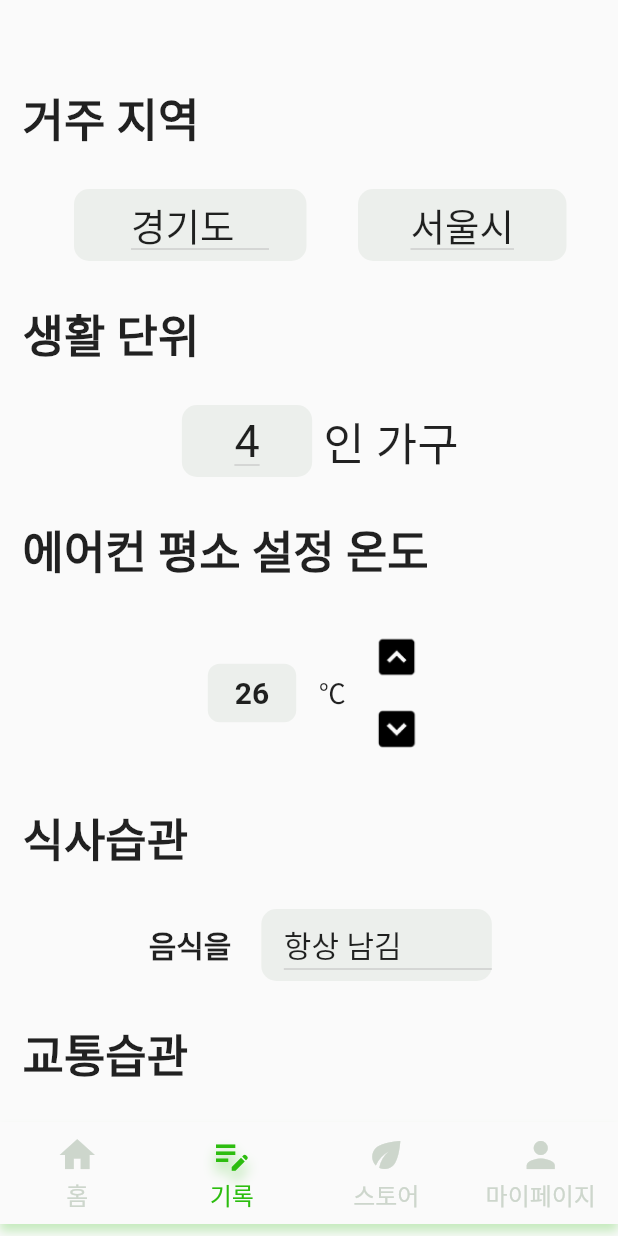
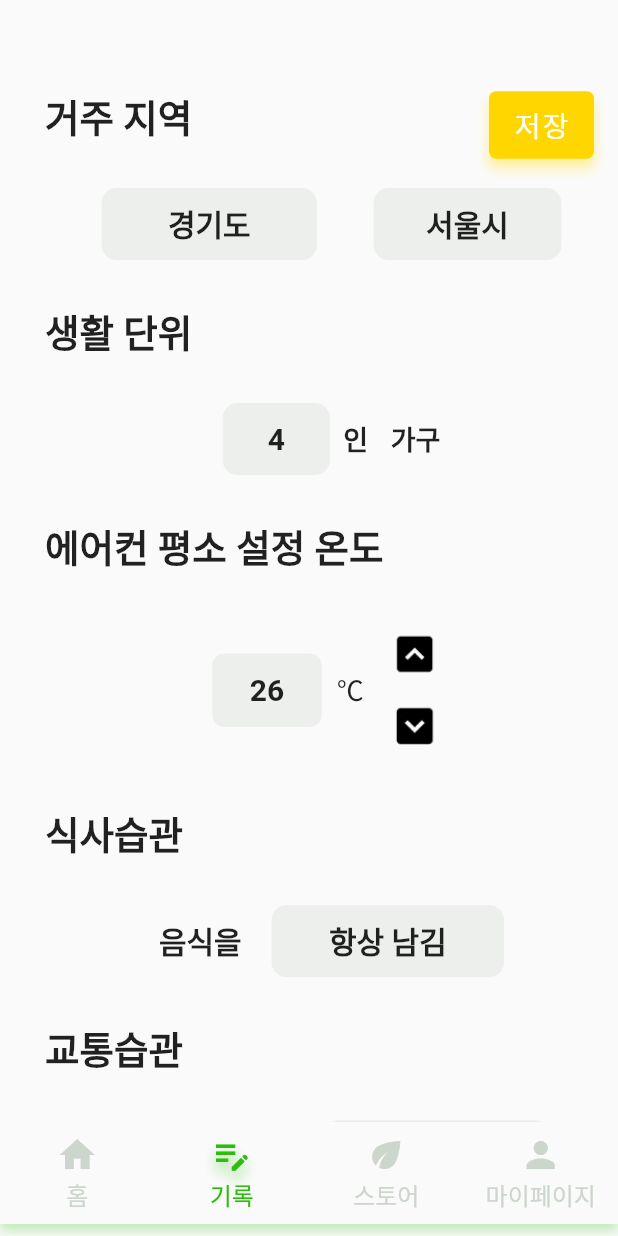
Before and after one commit to 21yuyu99/EcoTech-frontend, a Flutter app: the Settings screen opened directly, on a phone screen of 412 x 824 dp. Run offline on Flutter 3.47's test engine with Material 2 defaults, Android fonts, the phone set to English and light mode, and no system bars; our stand-ins replace firebase_auth, firebase_core, flutter_dotenv, google_sign_in; missing offline and left inert: kakao_flutter_sdk, kakao_flutter_sdk_common; accounts and stored records are empty; Roboto replaces fonts that are missing (MainFont, gaegu).

Commit message:
설정 - 디테일

```diff
--- a/lib/screen/mypage/setting.dart
+++ b/lib/screen/mypage/setting.dart
@@ -1,4 +1,5 @@
 import 'package:flutter/material.dart';
+import '../../utils/colors.dart';
 import '../../widget/bottom_bar.dart';
 
 class Settings extends StatefulWidget {
@@ -16,31 +17,55 @@ class _SettingsState extends State<Settings> {
   var _SelectedCityValue = '서울시';
   final _NumberList = ['1', '2', '3', '4', '5', '6'];
   var _SelectedNumberValue = '4';
-  final _EatingHabitList = ['항상 남김', '때때로 남김', '거의 남기지 않음', '안 남김'];
+  final _EatingHabitList = ['항상 남김', '가끔 남김', '거의 남기지 않음'];
   var _SelectedEatingHabitValue = '항상 남김';
-  final _CommutingHabitList = ['자차 이용', '대중교통 이용', '도보/자전거 이용'];
+  final _CommutingHabitList = ['자차 이용', '대중교통 이용', '도보/자전거 이용','재택근무'];
   var _SelectedCommutingHabitValue = '자차 이용';
 
   @override
   Widget build(BuildContext context) {
     return Scaffold(
       bottomNavigationBar: const BottomBar(selectedIdx: 1,),
+      floatingActionButton: Container(
+        decoration: BoxDecoration(
+        boxShadow: <BoxShadow>[
+        BoxShadow(
+        color: Color(0xffFFEF98),
+        blurRadius:6.0,
+        offset: Offset(0,6),
+        ),
+        ],
+        ),
+        width:70,
+        height: 45,
+        margin: EdgeInsets.only(bottom:MediaQuery.of(context).size.height*0.76),
+        child: FloatingActionButton(
+        elevation: 0,
+        shape: RoundedRectangleBorder(
+        borderRadius: BorderRadius.all(Radius.circular(5.0))),
+        onPressed: () {
+          },
+        backgroundColor: AppColor.accentColor,
+        child: Text("저장",style: TextStyle(fontSize: 19,fontWeight: FontWeight.w500),),
+        ),
+      ),
       body: SingleChildScrollView(
         child: ConstrainedBox(
           constraints: BoxConstraints(minHeight: MediaQuery.of(context).size.height),
           child: IntrinsicHeight(
             child: Container(
-              margin: EdgeInsets.only(left: 15, top: 30),
+              margin: EdgeInsets.only(left: 30, top: 30),
               child: Column(
                 mainAxisAlignment: MainAxisAlignment.spaceEvenly,
                 crossAxisAlignment: CrossAxisAlignment.start,
                 children: [
-                  Text("거주 지역", style: TextStyle(fontSize: 30, fontWeight: FontWeight.w900),),
+                  Text("거주 지역", style: TextStyle(fontSize: 25, fontWeight: FontWeight.w900),),
                   Row(
                     mainAxisAlignment: MainAxisAlignment.spaceEvenly,
                     children: [
                       Container(
-                        padding: EdgeInsets.fromLTRB(38, 0, 25, 0),
+                        padding: EdgeInsets.symmetric(vertical: 0,horizontal: 35),
+                        alignment: Alignment.center,
                         decoration: BoxDecoration(
                           borderRadius: BorderRadius.circular(10),
                           color: Color(0xffCDD6CC).withOpacity(.30),
@@ -48,11 +73,13 @@ class _SettingsState extends State<Settings> {
                         child: DropdownButton(
                           iconSize: 0,
                           value: _SelectedProvinceValue,
+                          underline: SizedBox.shrink(),
+                          alignment: Alignment.center,
                           items: _ProvinceList.map(
                                 (value) {
                               return DropdownMenuItem(
                                 value: value,
-                                child: Center(child: Text(value, style: TextStyle(fontSize: 25,),)),
+                                child: Center(child: Text(value, style: TextStyle(fontSize: 20,fontWeight: FontWeight.w600),)),
                               );
                             },
                           ).toList(),
@@ -64,19 +91,22 @@ class _SettingsState extends State<Settings> {
                         ),
                       ),
                       Container(
-                        padding: EdgeInsets.fromLTRB(35, 0, 35, 0),
+                        padding: EdgeInsets.symmetric(vertical: 0,horizontal: 35),
+                        alignment: Alignment.center,
                         decoration: BoxDecoration(
                           borderRadius: BorderRadius.circular(10),
                           color: Color(0xffCDD6CC).withOpacity(.30),
                         ),
                         child: DropdownButton(
                           iconSize: 0,
+                          alignment: Alignment.center,
                           value: _SelectedCityValue,
+                          underline: SizedBox.shrink(),
                           items: _CityList.map(
                                 (value) {
                               return DropdownMenuItem(
                                 value: value,
-                                child: Text(value, style: TextStyle(fontSize: 25),),
+                                child: Text(value, style: TextStyle(fontSize: 20,fontWeight: FontWeight.w600),),
                               );
                             },
                           ).toList(),
@@ -89,12 +119,13 @@ class _SettingsState extends State<Settings> {
                       ),
                     ],
                   ),
-                  Text("생활 단위", style: TextStyle(fontSize: 30, fontWeight: FontWeight.w900),),
+                  Text("생활 단위", style: TextStyle(fontSize: 25, fontWeight: FontWeight.w900),),
                   Row(
                     mainAxisAlignment: MainAxisAlignment.center,
                     children: [
                       Container(
-                        padding: EdgeInsets.fromLTRB(35, 0, 35, 0),
+                        padding: EdgeInsets.symmetric(vertical: 0,horizontal: 30),
+                        alignment: Alignment.center,
                         decoration: BoxDecoration(
                           borderRadius: BorderRadius.circular(10),
                           color: Color(0xffCDD6CC).withOpacity(.30),
@@ -102,11 +133,12 @@ class _SettingsState extends State<Settings> {
                         child: DropdownButton(
                           iconSize: 0,
                           value: _SelectedNumberValue,
+                          underline: SizedBox.shrink(),
                           items: _NumberList.map(
                                 (value) {
                               return DropdownMenuItem(
                                 value: value,
-                                child: Text(value, style: TextStyle(fontSize: 30),),
+                                child: Text(value, style: TextStyle(fontSize: 20,fontWeight: FontWeight.w600),),
                               );
                             },
                           ).toList(),
@@ -117,15 +149,17 @@ class _SettingsState extends State<Settings> {
                           },
                         ),
                       ),
-                      Text(" 인 가구", style: TextStyle(fontSize: 30),),
+                      Text("  인",style: TextStyle(fontSize: 18,fontWeight: FontWeight.w600,fontFamily: 'gaegu'),),
+                      SizedBox(width: 15,),
+                      Text("가구", style: TextStyle(fontSize: 18,fontFamily: 'gaegu',fontWeight: FontWeight.w600),),
                     ],
                   ),
-                  Text("에어컨 평소 설정 온도", style: TextStyle(fontSize: 30, fontWeight: FontWeight.w900),),
+                  Text("에어컨 평소 설정 온도", style: TextStyle(fontSize: 25, fontWeight: FontWeight.w900),),
                   Row(
                     mainAxisAlignment: MainAxisAlignment.center,
                     children: [
                       Container(
-                        padding: EdgeInsets.symmetric(horizontal: 18,vertical: 8),
+                        padding: EdgeInsets.symmetric(horizontal: 25,vertical: 13),
                         decoration: BoxDecoration(
                             //border: Border.all(color:Colors.black,width: 2.0),
                             borderRadius: BorderRadius.all(
@@ -135,9 +169,9 @@ class _SettingsState extends State<Settings> {
                         ),
                         child: Text(degree.toString(),style:TextStyle(fontSize: 20,fontWeight: FontWeight.w600),),
                       ),
-                      SizedBox(width: 15,),
+                      SizedBox(width: 10,),
                       Text(
-                        "℃",style: TextStyle(fontSize: 18),
+                        "℃",style: TextStyle(fontSize: 18,fontFamily: 'gaegu'),
                       ),
                       SizedBox(width: 10,),
                       Column(
@@ -165,26 +199,29 @@ class _SettingsState extends State<Settings> {
                       )
                     ],
                   ),
-                  Text("식사습관", style: TextStyle(fontSize: 30, fontWeight: FontWeight.w900),),
+                  Text("식사습관", style: TextStyle(fontSize: 25, fontWeight: FontWeight.w900),),
                   Row(
                     mainAxisAlignment: MainAxisAlignment.center,
                     children: [
                       Text("음식을    ", style: TextStyle(fontSize: 20,
                           fontFamily: 'gaegu',fontWeight:FontWeight.w600),),
                       Container(
-                        padding: EdgeInsets.fromLTRB(15, 0, 0, 0),
+                        width: 155,
+                        alignment: Alignment.center,
                         decoration: BoxDecoration(
                           borderRadius: BorderRadius.circular(10),
                           color: Color(0xffCDD6CC).withOpacity(.30),
                         ),
                         child: DropdownButton(
                           iconSize: 0,
+                          underline: SizedBox.shrink(),
+                          alignment: Alignment.center,
                           value: _SelectedEatingHabitValue,
                           items: _EatingHabitList.map(
                                 (value) {
                               return DropdownMenuItem(
                                 value: value,
-                                child: Text(value, style: TextStyle(fontSize: 20),),
+                                child: Text(value, style: TextStyle(fontSize: 20,fontWeight: FontWeight.w600),),
                               );
                             },
                           ).toList(),
@@ -197,14 +234,15 @@ class _SettingsState extends State<Settings> {
                       ),
                     ],
                   ),
-                  Text("교통습관", style: TextStyle(fontSize: 30, fontWeight: FontWeight.w900),),
+                  Text("교통습관", style: TextStyle(fontSize: 25, fontWeight: FontWeight.w900),),
                   Row(
                     mainAxisAlignment: MainAxisAlignment.center,
                     children: [
                       Text("출근할 때 주로    ", style: TextStyle(fontSize: 20,
                           fontFamily: 'gaegu',fontWeight:FontWeight.w600),),
                       Container(
-                        padding: EdgeInsets.fromLTRB(15, 0, 0, 0),
+                        width: 150,
+                        alignment: Alignment.center,
                         decoration: BoxDecoration(
                           borderRadius: BorderRadius.circular(10),
                           color: Color(0xffCDD6CC).withOpacity(.30),
@@ -212,11 +250,13 @@ class _SettingsState extends State<Settings> {
                         child: DropdownButton(
                           iconSize: 0,
                           value: _SelectedCommutingHabitValue,
+                          alignment: Alignment.center,
+                          underline: SizedBox.shrink(),
                           items: _CommutingHabitList.map(
                                 (value) {
                               return DropdownMenuItem(
                                 value: value,
-                                child: Text(value, style: TextStyle(fontSize: 20),),
+                                child: Text(value, style: TextStyle(fontSize: 20,fontWeight: FontWeight.w600,),),
                               );
                             },
                           ).toList(),
--- a/lib/widget/bottom_bar.dart
+++ b/lib/widget/bottom_bar.dart
@@ -2,7 +2,7 @@ import 'package:flutter/material.dart';
 import 'package:frontend/main.dart';
 import 'package:frontend/screen/mypage/setting.dart';
 import 'package:frontend/screen/mainPage.dart';
-import 'package:frontend/screen/mypage.dart';
+import 'package:frontend/screen/mypage/mypage.dart';
 import 'package:frontend/screen/record/record_main.dart';
 import 'package:frontend/utils/colors.dart';
 
```
Also changed, not shown: lib/screen/mypage/mypage.dart (renamed from lib/screen/mypage.dart).
